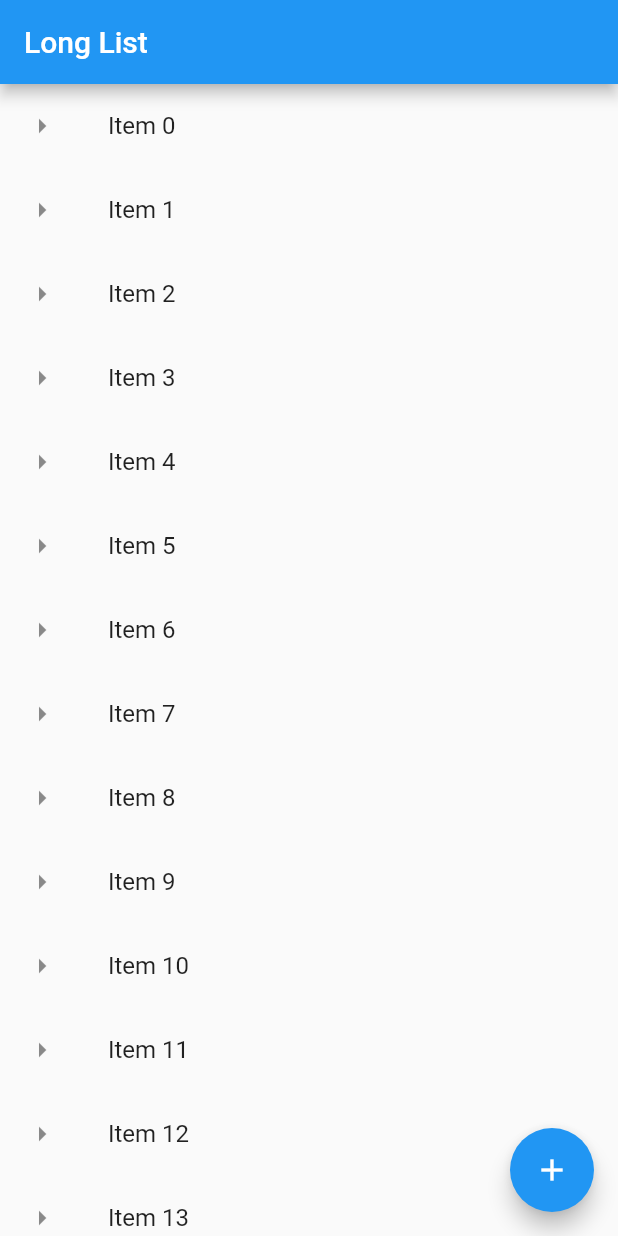
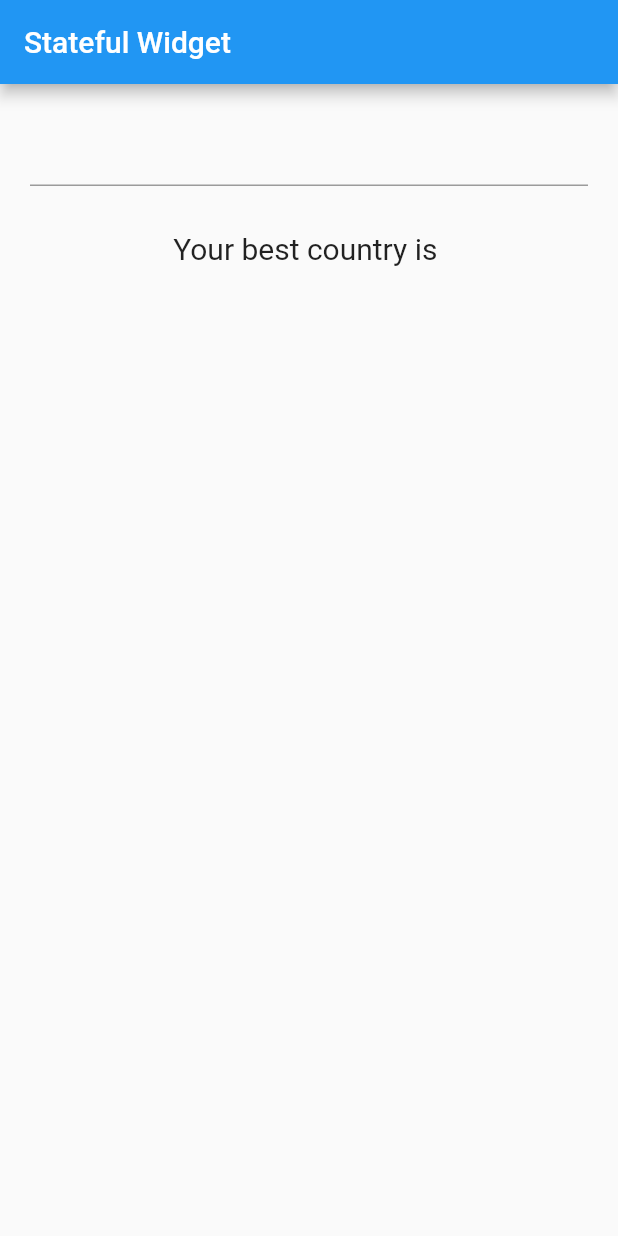
Before and after one commit to Divyansh747/Hello_flutter-app, a Flutter app: the screen it shows after launch, on a phone screen of 412 x 824 dp. Run offline on Flutter 3.47's test engine with Material 2 defaults, Android fonts, the phone set to English and light mode, and no system bars.

Commit message:
Add:Stateful App
This commit will add new Stateful widget

```diff
--- a/lib/main.dart
+++ b/lib/main.dart
@@ -1,56 +1,56 @@
-import "package:flutter/material.dart";
-
+import 'package:flutter/material.dart';
 
 void main() {
-  runApp(MaterialApp(
-    debugShowCheckedModeBanner: false, //ToRemoveDebugLogo
-    title: "Exploring UI widgets",
-    home: Scaffold(
-      appBar: AppBar(title: Text("Long List"),),
-     body: getListView(),
-      floatingActionButton: FloatingActionButton(
-        onPressed: () {
-          debugPrint("Clicked!");
-        },
-        child: Icon(Icons.add),
-        tooltip: 'Add One More Item',
-      ),
-    ),
-  ));
+  runApp(
+      MaterialApp(
+        title: "Stateful Widget",
+        home: FavouriteCountry(),
+      ) // MaterialApp
+  );
+
 }
 
-void showSnackBar(BuildContext context, String item) {
-  var snackBar = SnackBar(
-    content: Text("You Just Tapped $item"),
-    action: SnackBarAction(
-      label: "UNDO" ,
-        onPressed: (){
-        debugPrint('Performing Dummy UNDO');
+class FavouriteCountry extends StatefulWidget {
+
+  @override
+  State<StatefulWidget> createState(){
+    return _FavouriteCountryState();
   }
-    ),
-  );
-
-  Scaffold.of(context).showSnackBar(snackBar);
 }
 
-List<String> getListElements() {
-  var items = List<String>.generate(1000, (counter) => "Item $counter");
-  return items;
+class _FavouriteCountryState extends State<FavouriteCountry> {
+  String nameCountry = "";
+
+  @override
+  Widget build(BuildContext context){
+
+    return Scaffold(
+      appBar: AppBar(
+        title: Text("Stateful Widget"),
+      ),
+      body: Container(
+        margin: EdgeInsets.all(20.0),
+        child: Column(
+          children: <Widget>[
+            TextField(
+              onSubmitted: (String userInput){
+                setState(() {
+                  nameCountry = userInput;
+                });
+
+              },
+            ),
+           Padding(
+               padding: EdgeInsets.all(30.0),
+               child: Text(
+              "Your best country is $nameCountry",
+              style: TextStyle(fontSize: 20.0),
+            )
+           )
+            ],
+        ),
+      ),
+    );
   }
 
-  Widget getListView() {
-    var listItems = getListElements();
-    var listView = ListView.builder(
-    itemBuilder: (context, index) {
-
-      return ListTile(
-        leading: Icon(Icons.arrow_right),
-      title: Text(listItems[index]),
-        onTap: (){
-          showSnackBar(context, listItems[index]);
-        },
-      );
-  }
-    );
-  return listView;
 }
--- a/pubspec.yaml
+++ b/pubspec.yaml
@@ -37,8 +37,8 @@ flutter:
   uses-material-design: true
 
   # To add assets to your application, add an assets section, like this:
-  assets:
-    - images/pc.png
+  # assets:
+  # - images/pc.png
   #  - images/a_dot_ham.jpeg
 
   # An image asset can refer to one or more resolution-specific "variants", see
```
Also changed, not shown: images/pc.png (deleted).
